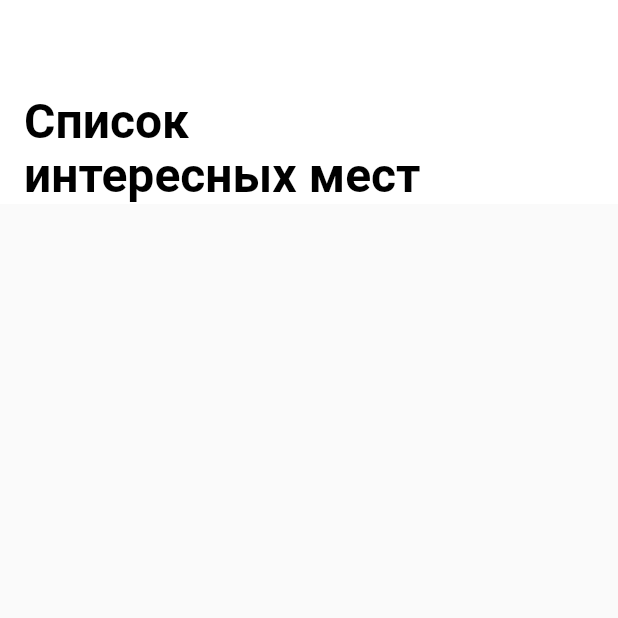
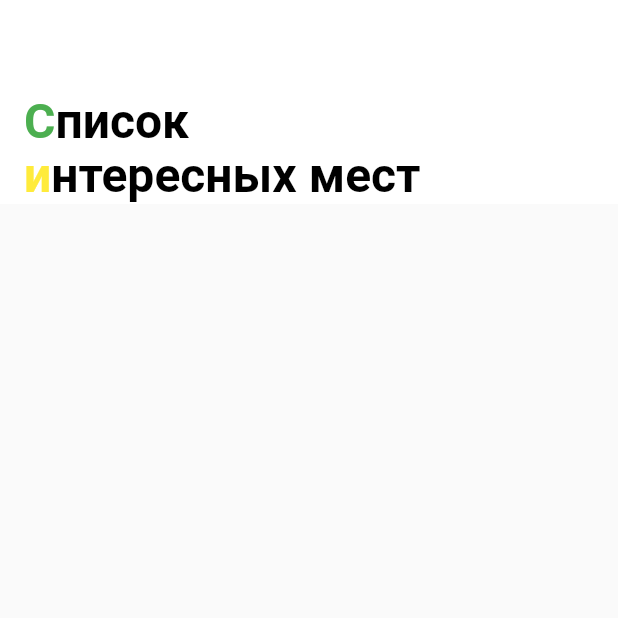
Before and after one commit to ivanthespacebiker/Flutterplaces, a Flutter app: the screen it shows after launch, on a phone screen of 412 x 824 dp, the top half of it. Run offline on Flutter 3.47's test engine with Material 2 defaults, Android fonts, the phone set to English and light mode, and no system bars.

Commit message:
TextTextStyle

```diff
--- a/lib/ui/screen/sight_list_screen.dart
+++ b/lib/ui/screen/sight_list_screen.dart
@@ -20,10 +20,22 @@ class _SightListScreenState extends State<SightListScreen> {
           flexibleSpace: Container(
             padding: EdgeInsets.only(top: 64, bottom: 0, left: 16, right: 16),
             margin: EdgeInsets.zero,
-            child: Container(
-              child: Text(
-                'Список \nинтересных мест',
-                textAlign: TextAlign.left,
+            // child: Container(
+            //   child: Text(
+            //     'Список \nинтересных мест',
+            //     textAlign: TextAlign.left,
+            //     style: TextStyle(
+            //       color: Colors.black,
+            //       fontSize: 32,
+            //       fontWeight: FontWeight.bold,
+            //       fontStyle: FontStyle.normal,
+            //       height: 1.12,
+            //     ),
+            //   ),
+            // ),
+            child: RichText(
+             textAlign: TextAlign.left,
+              text: TextSpan(
                 style: TextStyle(
                   color: Colors.black,
                   fontSize: 32,
@@ -31,6 +43,22 @@ class _SightListScreenState extends State<SightListScreen> {
                   fontStyle: FontStyle.normal,
                   height: 1.12,
                 ),
+                children: [
+                  TextSpan(
+                    text: "С",
+                    style: TextStyle(color: Colors.green),
+                  ),
+                  TextSpan(
+                    text: "писок ",
+                  ),
+                  TextSpan(
+                    text: "\nи",
+                    style: TextStyle(color: Colors.yellow),
+                  ),
+                  TextSpan(
+                    text: "нтересных мест",
+                  ),
+                ],
               ),
             ),
           ),
```
